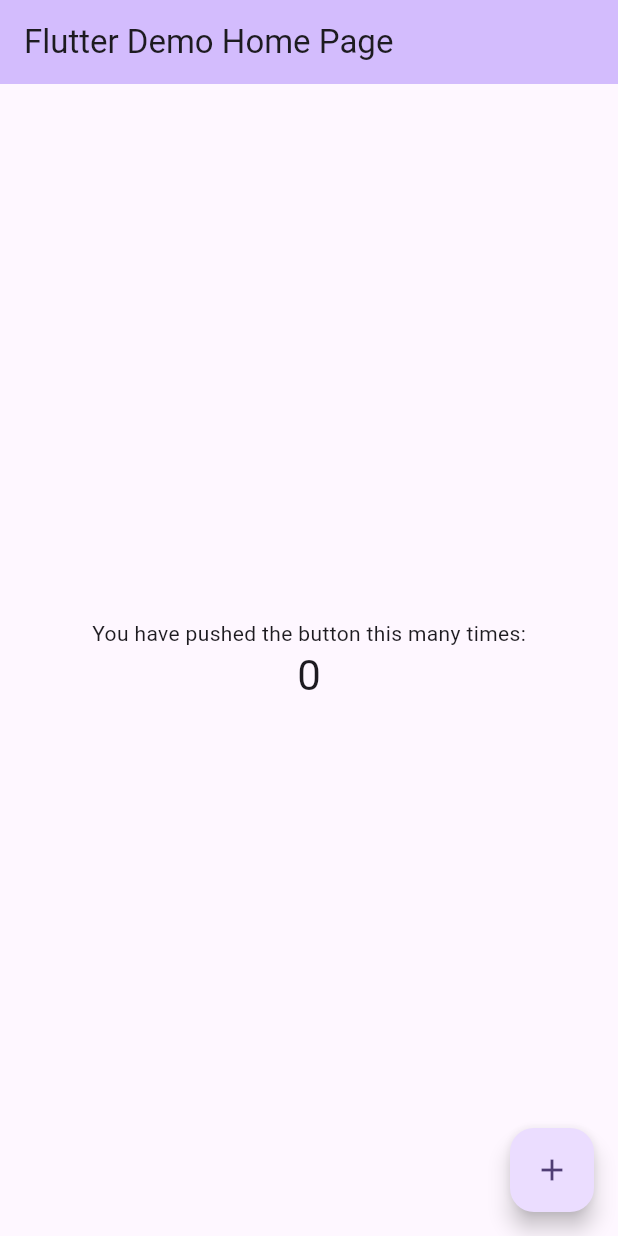
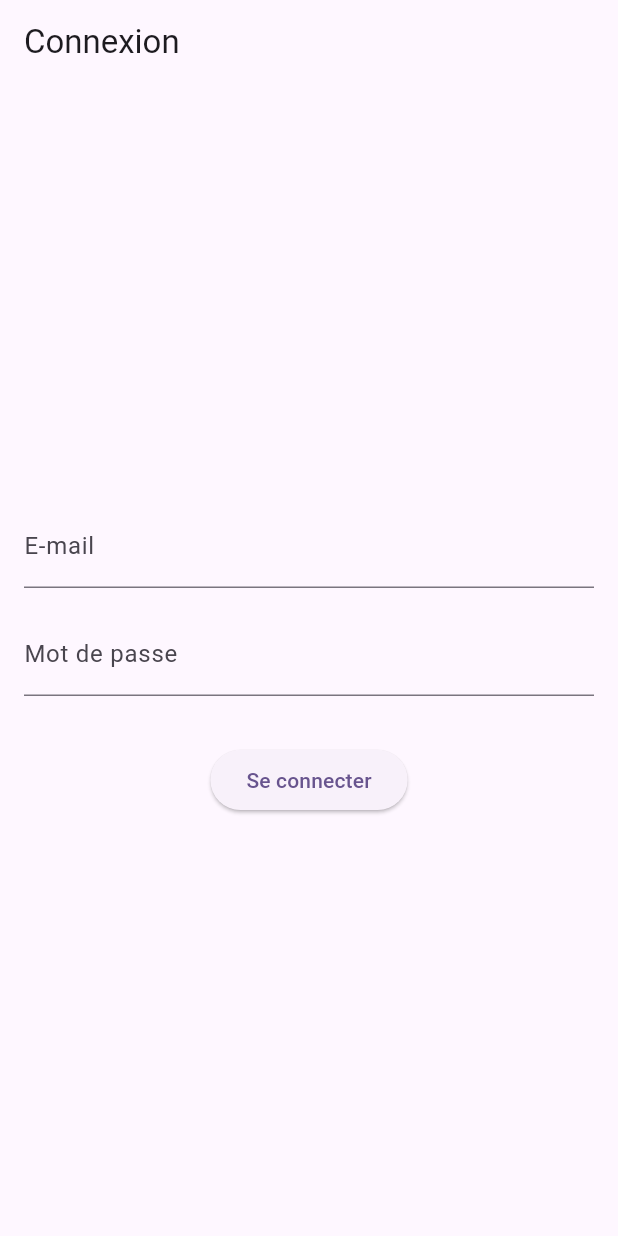
Before and after one commit to Danielle225/bootcamp_flutter, a Flutter app: the screen it shows after launch, on a phone screen of 412 x 824 dp. Run offline on Flutter 3.47's test engine with Material 3 defaults, Android fonts, the phone set to English and light mode, and no system bars; our stand-ins replace firebase_auth; accounts and stored records are empty.

Commit message:
Update main.dart

```diff
--- a/flutter_application_1/lib/main.dart
+++ b/flutter_application_1/lib/main.dart
@@ -1,4 +1,5 @@
 import 'package:flutter/material.dart';
+import 'package:firebase_auth/firebase_auth.dart';
 
 void main() {
   runApp(const MyApp());
@@ -7,119 +8,103 @@ void main() {
 class MyApp extends StatelessWidget {
   const MyApp({super.key});
 
-  // This widget is the root of your application.
   @override
   Widget build(BuildContext context) {
     return MaterialApp(
-      title: 'Flutter Demo',
+      title: 'Flutter Firebase Auth',
       theme: ThemeData(
-        // This is the theme of your application.
-        //
-        // TRY THIS: Try running your application with "flutter run". You'll see
-        // the application has a purple toolbar. Then, without quitting the app,
-        // try changing the seedColor in the colorScheme below to Colors.green
-        // and then invoke "hot reload" (save your changes or press the "hot
-        // reload" button in a Flutter-supported IDE, or press "r" if you used
-        // the command line to start the app).
-        //
-        // Notice that the counter didn't reset back to zero; the application
-        // state is not lost during the reload. To reset the state, use hot
-        // restart instead.
-        //
-        // This works for code too, not just values: Most code changes can be
-        // tested with just a hot reload.
         colorScheme: ColorScheme.fromSeed(seedColor: Colors.deepPurple),
         useMaterial3: true,
       ),
-      home: const MyHomePage(title: 'Flutter Demo Home Page'),
+      home: const LoginPage(),
     );
   }
 }
 
-class MyHomePage extends StatefulWidget {
-  const MyHomePage({super.key, required this.title});
-
-  // This widget is the home page of your application. It is stateful, meaning
-  // that it has a State object (defined below) that contains fields that affect
-  // how it looks.
-
-  // This class is the configuration for the state. It holds the values (in this
-  // case the title) provided by the parent (in this case the App widget) and
-  // used by the build method of the State. Fields in a Widget subclass are
-  // always marked "final".
-
-  final String title;
+class LoginPage extends StatefulWidget {
+  const LoginPage({super.key});
 
   @override
-  State<MyHomePage> createState() => _MyHomePageState();
+  State<LoginPage> createState() => _LoginPageState();
 }
 
-class _MyHomePageState extends State<MyHomePage> {
-  int _counter = 0;
+class _LoginPageState extends State<LoginPage> {
+  final TextEditingController _emailController = TextEditingController();
+  final TextEditingController _passwordController = TextEditingController();
+  final FirebaseAuth _auth = FirebaseAuth.instance;
 
-  void _incrementCounter() {
-    setState(() {
-      // This call to setState tells the Flutter framework that something has
-      // changed in this State, which causes it to rerun the build method below
-      // so that the display can reflect the updated values. If we changed
-      // _counter without calling setState(), then the build method would not be
-      // called again, and so nothing would appear to happen.
-      _counter++;
-    });
+  // Méthode pour se connecter
+  Future<void> _signIn() async {
+    try {
+      UserCredential userCredential = await _auth.signInWithEmailAndPassword(
+        email: _emailController.text.trim(),
+        password: _passwordController.text.trim(),
+      );
+      // Naviguer vers une nouvelle page si la connexion réussit
+      Navigator.of(context).pushReplacement(
+        MaterialPageRoute(builder: (context) => const HomePage()),
+      );
+    } catch (e) {
+      print('Erreur de connexion: $e');
+    }
   }
 
   @override
   Widget build(BuildContext context) {
-    // This method is rerun every time setState is called, for instance as done
-    // by the _incrementCounter method above.
-    //
-    // The Flutter framework has been optimized to make rerunning build methods
-    // fast, so that you can just rebuild anything that needs updating rather
-    // than having to individually change instances of widgets.
     return Scaffold(
       appBar: AppBar(
-        // TRY THIS: Try changing the color here to a specific color (to
-        // Colors.amber, perhaps?) and trigger a hot reload to see the AppBar
-        // change color while the other colors stay the same.
-        backgroundColor: Theme.of(context).colorScheme.inversePrimary,
-        // Here we take the value from the MyHomePage object that was created by
-        // the App.build method, and use it to set our appbar title.
-        title: Text(widget.title),
+        title: const Text('Connexion'),
       ),
-      body: Center(
-        // Center is a layout widget. It takes a single child and positions it
-        // in the middle of the parent.
+      body: Padding(
+        padding: const EdgeInsets.all(16.0),
         child: Column(
-          // Column is also a layout widget. It takes a list of children and
-          // arranges them vertically. By default, it sizes itself to fit its
-          // children horizontally, and tries to be as tall as its parent.
-          //
-          // Column has various properties to control how it sizes itself and
-          // how it positions its children. Here we use mainAxisAlignment to
-          // center the children vertically; the main axis here is the vertical
-          // axis because Columns are vertical (the cross axis would be
-          // horizontal).
-          //
-          // TRY THIS: Invoke "debug painting" (choose the "Toggle Debug Paint"
-          // action in the IDE, or press "p" in the console), to see the
-          // wireframe for each widget.
           mainAxisAlignment: MainAxisAlignment.center,
-          children: <Widget>[
-            const Text(
-              'You have pushed the button this many times:',
+          children: [
+            TextField(
+              controller: _emailController,
+              decoration: const InputDecoration(labelText: 'E-mail'),
             ),
-            Text(
-              '$_counter',
-              style: Theme.of(context).textTheme.headlineMedium,
+            const SizedBox(height: 16),
+            TextField(
+              controller: _passwordController,
+              decoration: const InputDecoration(labelText: 'Mot de passe'),
+              obscureText: true,
+            ),
+            const SizedBox(height: 32),
+            ElevatedButton(
+              onPressed: _signIn,
+              child: const Text('Se connecter'),
             ),
           ],
         ),
       ),
-      floatingActionButton: FloatingActionButton(
-        onPressed: _incrementCounter,
-        tooltip: 'Increment',
-        child: const Icon(Icons.add),
-      ), // This trailing comma makes auto-formatting nicer for build methods.
     );
   }
 }
+
+class HomePage extends StatelessWidget {
+  const HomePage({super.key});
+
+  @override
+  Widget build(BuildContext context) {
+    return Scaffold(
+      appBar: AppBar(
+        title: const Text('Accueil'),
+        actions: [
+          IconButton(
+            icon: const Icon(Icons.logout),
+            onPressed: () {
+              FirebaseAuth.instance.signOut();
+              Navigator.of(context).pushReplacement(
+                MaterialPageRoute(builder: (context) => const LoginPage()),
+              );
+            },
+          )
+        ],
+      ),
+      body: const Center(
+        child: Text('Bienvenue dans l\'application!'),
+      ),
+    );
+  }
+}
```
